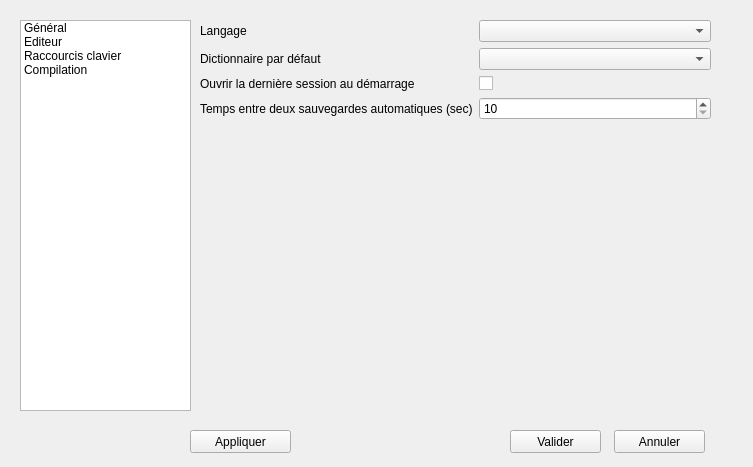
Above: source/dialogconfig.ui from Bramas/texiteasy before the change. Below: the same form after it.
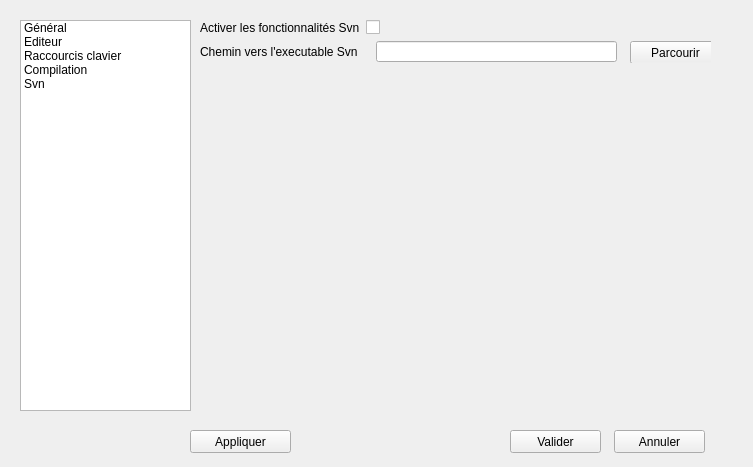
That is the form after the change. The open tabs and pages were chosen to show the change.

Commit message: add the possibility to check added but not committed lines

Diff of the .ui file:
```diff
--- a/source/dialogconfig.ui
+++ b/source/dialogconfig.ui
@@ -42,6 +42,11 @@
      <string>Compilation</string>
     </property>
    </item>
+   <item>
+    <property name="text">
+     <string>Svn</string>
+    </property>
+   </item>
   </widget>
   <widget class="QStackedWidget" name="stackedWidget">
    <property name="geometry">
@@ -412,6 +417,74 @@
      </layout>
     </widget>
    </widget>
+   <widget class="QWidget" name="pageSvn">
+    <widget class="QWidget" name="formLayoutWidgetPageSvn">
+     <property name="geometry">
+      <rect>
+       <x>0</x>
+       <y>0</y>
+       <width>511</width>
+       <height>391</height>
+      </rect>
+     </property>
+     <layout class="QFormLayout" name="formLayoutPageSvn">
+      <item row="1" column="0">
+       <widget class="QLabel" name="label_15">
+        <property name="text">
+         <string>Chemin vers l'executable Svn</string>
+        </property>
+       </widget>
+      </item>
+      <item row="1" column="1">
+       <widget class="QWidget" name="widget" native="true">
+        <property name="minimumSize">
+         <size>
+          <width>0</width>
+          <height>22</height>
+         </size>
+        </property>
+        <widget class="QLineEdit" name="lineEdit_svnPath">
+         <property name="geometry">
+          <rect>
+           <x>10</x>
+           <y>0</y>
+           <width>241</width>
+           <height>21</height>
+          </rect>
+         </property>
+        </widget>
+        <widget class="QPushButton" name="pushButton_svnPath">
+         <property name="geometry">
+          <rect>
+           <x>264</x>
+           <y>0</y>
+           <width>91</width>
+           <height>23</height>
+          </rect>
+         </property>
+         <property name="text">
+          <string>Parcourir</string>
+         </property>
+        </widget>
+       </widget>
+      </item>
+      <item row="0" column="0">
+       <widget class="QLabel" name="label_16">
+        <property name="text">
+         <string>Activer les fonctionnalités Svn</string>
+        </property>
+       </widget>
+      </item>
+      <item row="0" column="1">
+       <widget class="QCheckBox" name="checkBox_enableSvn">
+        <property name="text">
+         <string/>
+        </property>
+       </widget>
+      </item>
+     </layout>
+    </widget>
+   </widget>
   </widget>
   <widget class="QPushButton" name="pushButton_saveAndQuit">
    <property name="geometry">
```
The commit also changes 5 other files.
